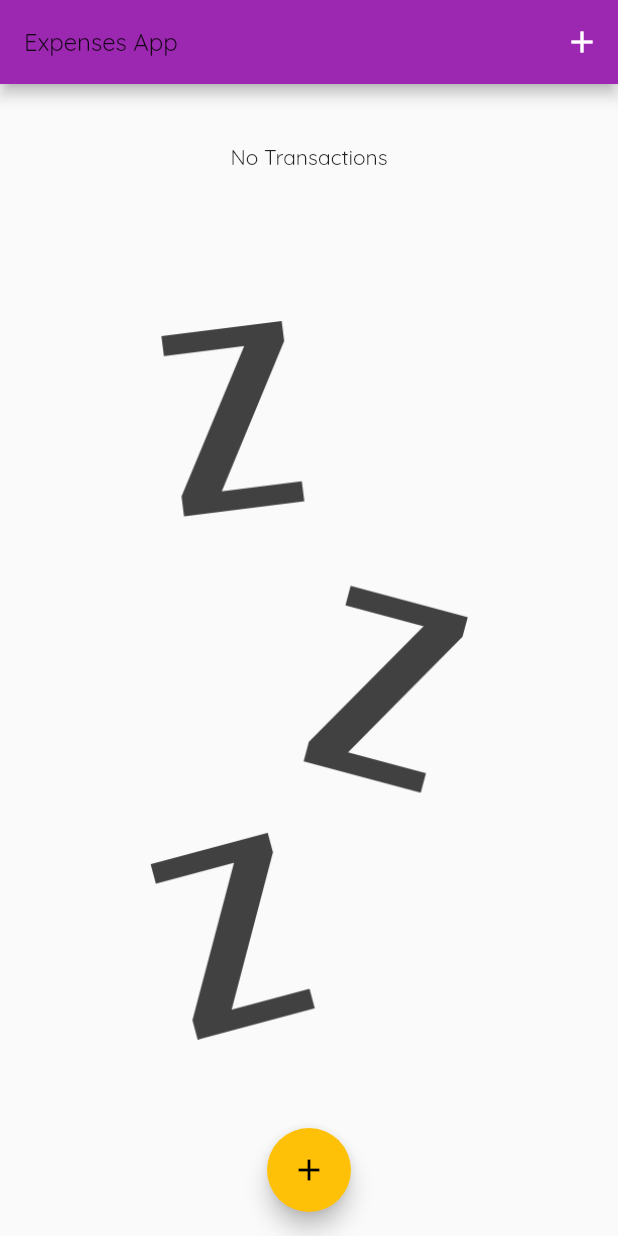
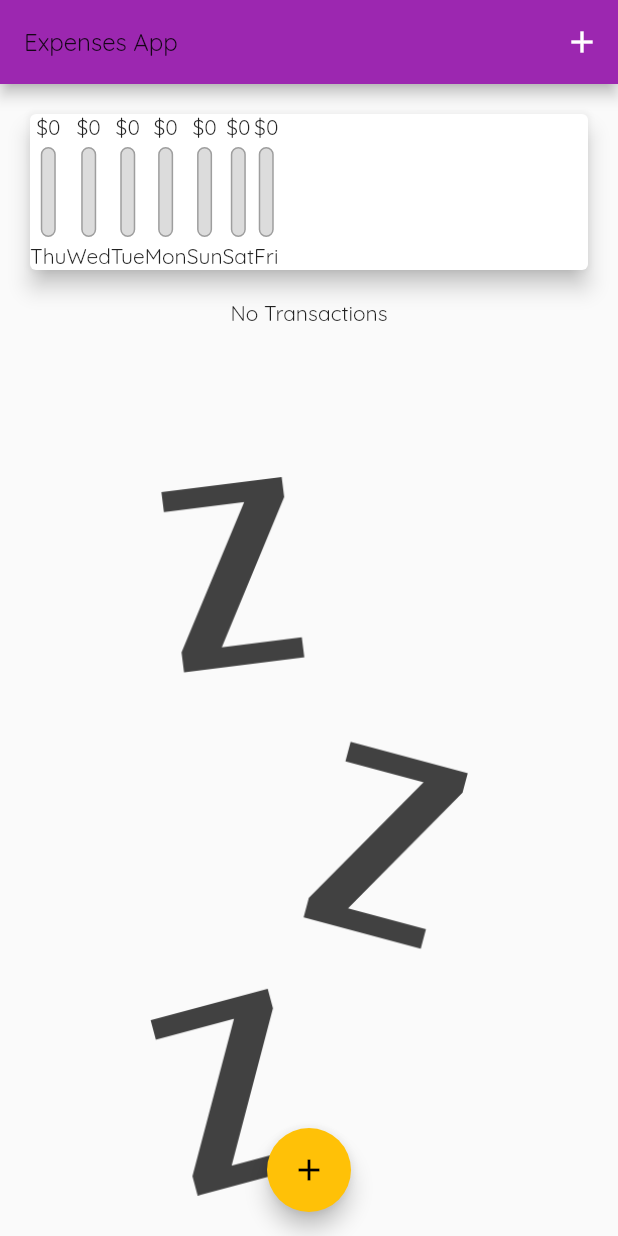
Before and after one commit to chebihiF/suptech_2023_expenses_app, a Flutter app: the screen it shows after launch, on a phone screen of 412 x 824 dp. Run offline on Flutter 3.47's test engine with Material 2 defaults, Android fonts, the phone set to English and light mode, and no system bars.

Commit message:
add chartBar to chart

```diff
--- a/lib/widgets/ChartBar.dart
+++ b/lib/widgets/ChartBar.dart
@@ -3,44 +3,47 @@ import 'package:flutter/src/widgets/framework.dart';
 import 'package:flutter/src/widgets/placeholder.dart';
 
 class ChartBar extends StatelessWidget {
-
   final String label;
   final double spendingAmount;
   final double spendingPcTotal;
 
-  const ChartBar(this.label,this.spendingAmount,this.spendingPcTotal);
+  const ChartBar(this.label, this.spendingAmount, this.spendingPcTotal);
 
   @override
   Widget build(BuildContext context) {
-    return Column(children: [
+    return Column(
+      children: [
         Text("\$${spendingAmount.toStringAsFixed(0)}"),
-      SizedBox(height: 4,),
+        SizedBox(
+          height: 4,
+        ),
         Container(
           height: 60,
           width: 10,
-        child: Stack(children: [
+          child: Stack(
+            children: [
               Container(
                 decoration: BoxDecoration(
-              border: Border.all
-              (color: Colors.grey, width: 1.0),
+                    border: Border.all(color: Colors.grey, width: 1.0),
                     color: Color.fromRGBO(220, 220, 220, 1),
-              borderRadius: BorderRadius.circular(10)
-            ),
+                    borderRadius: BorderRadius.circular(10)),
               ),
               FractionallySizedBox(
                 heightFactor: spendingPcTotal,
                 child: Container(
                   decoration: BoxDecoration(
                       color: Theme.of(context).primaryColor,
-                borderRadius: BorderRadius.circular(10)
+                      borderRadius: BorderRadius.circular(10)),
+                ),
+              )
+            ],
           ),
         ),
-          )
-        ],),
+        SizedBox(
+          height: 4,
         ),
-      SizedBox(height: 4,),
         Text(label)
-
-    ],)
+      ],
+    );
   }
 }
--- a/lib/widgets/chart.dart
+++ b/lib/widgets/chart.dart
@@ -1,4 +1,5 @@
 import 'package:expenses_app/models/transaction.dart';
+import 'package:expenses_app/widgets/ChartBar.dart';
 import 'package:flutter/material.dart';
 import 'package:flutter/src/widgets/framework.dart';
 import 'package:flutter/src/widgets/placeholder.dart';
@@ -26,13 +27,25 @@ class Chart extends StatelessWidget {
     });
   }
 
+  double get totalSpending {
+    return groupTransactionsValues.fold(0.0, (sum, trx) {
+      return sum += (trx['amount'] as double);
+    });
+  }
+
   @override
   Widget build(BuildContext context) {
     print(groupTransactionsValues);
     return Card(
       elevation: 6,
       margin: EdgeInsets.all(20),
-      child: Row(children: []),
+      child: Row(
+          children: groupTransactionsValues
+              .map((trx) => ChartBar(
+                  trx['day'].toString(),
+                  trx['amount'] as double,
+                  (trx['amount'] as double) / totalSpending))
+              .toList()),
     );
   }
 }
```
Lines whose indentation alone changed are shown as unchanged.
